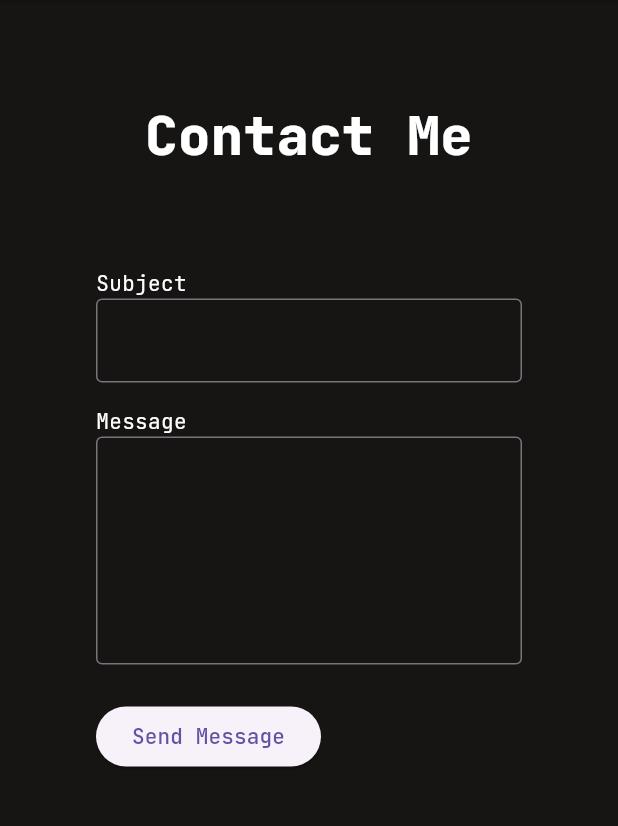
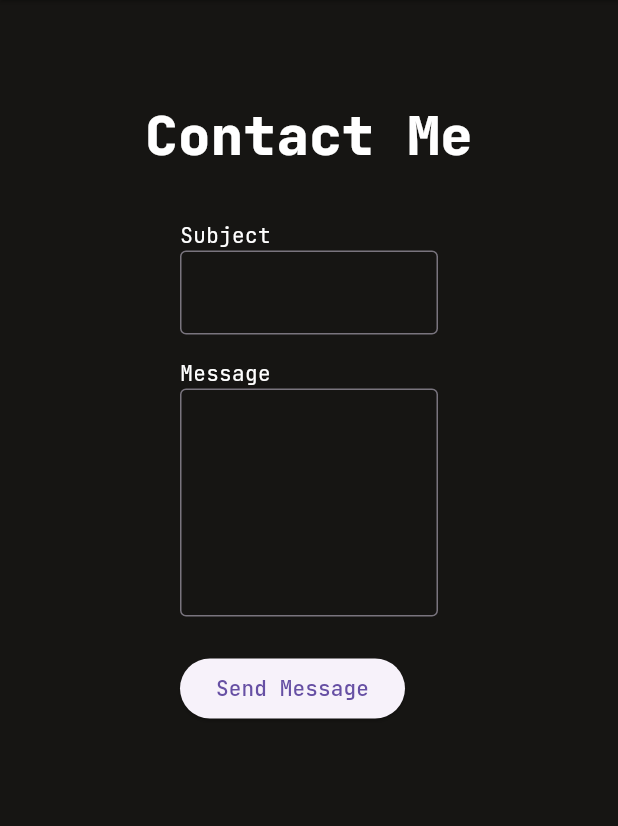
Before and after one commit to dwikiramdani/my_portfolio_site, a Flutter app: the screen it shows after launch, on a phone screen of 412 x 824 dp, the part 120-946 px from its top. Run offline on Flutter 3.47's test engine with Material 3 defaults, Android fonts, the phone set to English and light mode, and no system bars; our stand-ins replace flutter_svg, google_fonts.

Commit message:
fix horizontal padding

```diff
--- a/lib/view/home_view.dart
+++ b/lib/view/home_view.dart
@@ -455,7 +455,7 @@ class _HomeViewState extends State<HomeView> {
           style: TextStyle(fontSize: 36, fontWeight: FontWeight.w800),
         ),
         Padding(
-          padding: EdgeInsets.all(64),
+          padding: EdgeInsets.symmetric(horizontal: 120, vertical: 32),
           child: Column(
             crossAxisAlignment: CrossAxisAlignment.start,
             children: [
```
